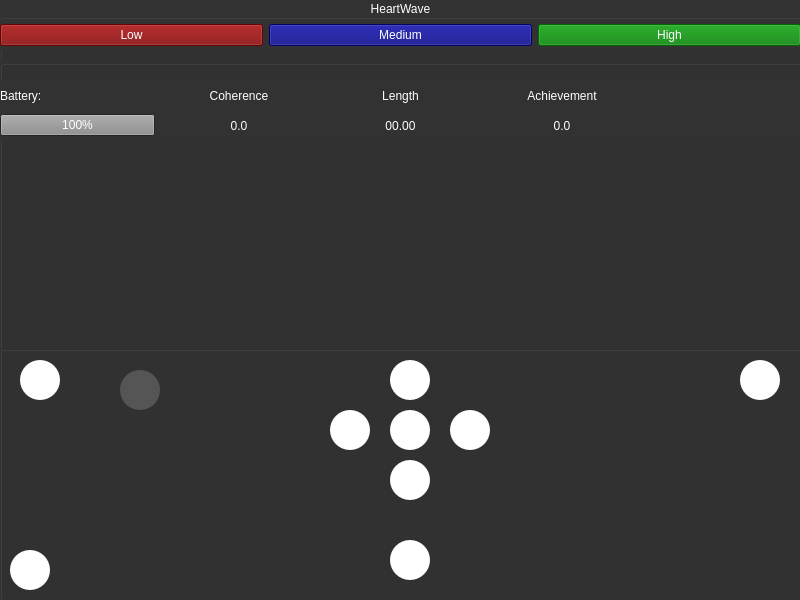
Above: HeartWave/mainwindow.ui from Kxushik/HeartWave before the change. Below: the same form after it.
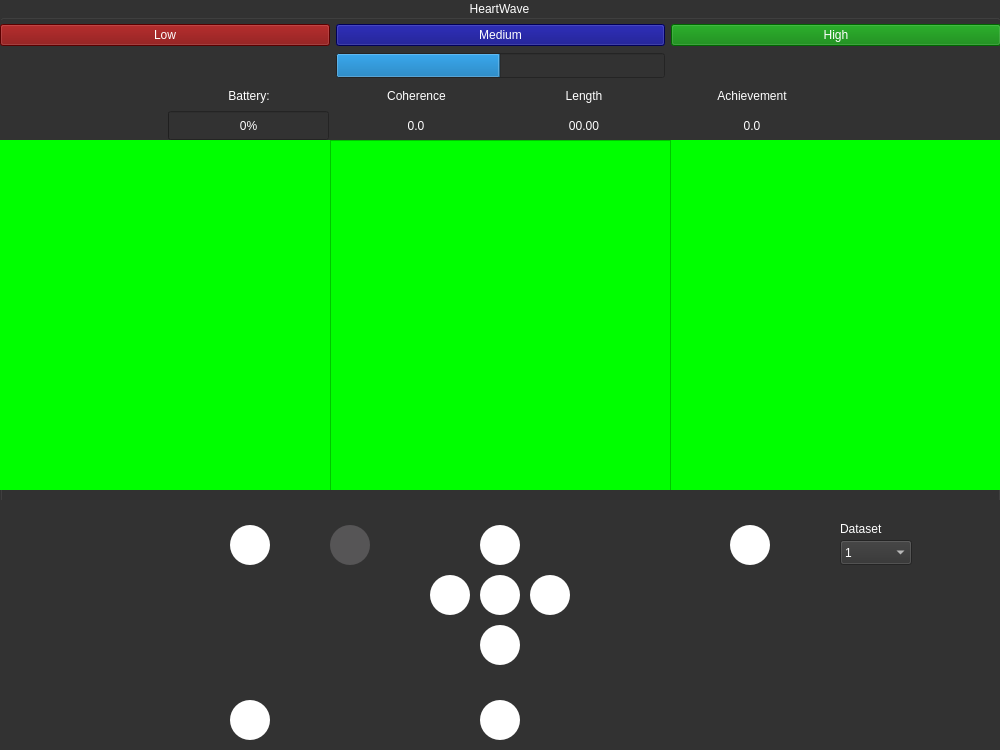
That is the form after the change. Icons and pictures are not drawn.

Commit message: Adrian Front End + Back End Connect into master

```diff
--- a/HeartWave/mainwindow.ui
+++ b/HeartWave/mainwindow.ui
@@ -6,24 +6,24 @@
    <rect>
     <x>0</x>
     <y>0</y>
-    <width>800</width>
-    <height>600</height>
+    <width>1000</width>
+    <height>750</height>
    </rect>
   </property>
   <property name="windowTitle">
    <string>MainWindow</string>
   </property>
   <widget class="QWidget" name="centralwidget">
-   <widget class="QGroupBox" name="groupBox">
+   <widget class="QGroupBox" name="widgetBackground">
     <property name="enabled">
-     <bool>false</bool>
+     <bool>true</bool>
     </property>
     <property name="geometry">
      <rect>
       <x>0</x>
       <y>0</y>
-      <width>801</width>
-      <height>601</height>
+      <width>1000</width>
+      <height>750</height>
      </rect>
     </property>
     <property name="palette">
@@ -262,86 +262,39 @@
     <property name="alignment">
      <set>Qt::AlignCenter</set>
     </property>
-    <widget class="QWidget" name="horizontalLayoutWidget">
+    <widget class="QWidget" name="widget2" native="true">
      <property name="geometry">
       <rect>
        <x>0</x>
-       <y>20</y>
-       <width>801</width>
-       <height>31</height>
+       <y>80</y>
+       <width>1001</width>
+       <height>61</height>
       </rect>
-     </property>
-     <layout class="QHBoxLayout" name="horizontalLayout">
-      <item>
-       <widget class="QPushButton" name="buttonCoherenceLow">
-        <property name="enabled">
-         <bool>false</bool>
-        </property>
-        <property name="styleSheet">
-         <string notr="true">background-color:rgb(125,0,0);
-color:rgb(255,255,255);</string>
-        </property>
-        <property name="text">
-         <string>Low</string>
-        </property>
-       </widget>
-      </item>
-      <item>
-       <widget class="QPushButton" name="buttonCoherenceMedium">
-        <property name="styleSheet">
-         <string notr="true">background-color:rgb(0,0,125);
-color:rgb(255,255,255);</string>
-        </property>
-        <property name="text">
-         <string>Medium</string>
-        </property>
-       </widget>
-      </item>
-      <item>
-       <widget class="QPushButton" name="buttonCoherenceHigh">
-        <property name="enabled">
-         <bool>false</bool>
-        </property>
-        <property name="styleSheet">
-         <string notr="true">background-color:rgb(0,125,0);
-color:rgb(255,255,255);</string>
-        </property>
-        <property name="text">
-         <string>High</string>
-        </property>
-       </widget>
-      </item>
-     </layout>
-    </widget>
-    <widget class="QGroupBox" name="groupBox_2">
-     <property name="geometry">
-      <rect>
-       <x>0</x>
-       <y>60</y>
-       <width>801</width>
-       <height>291</height>
-      </rect>
-     </property>
-     <property name="title">
-      <string/>
      </property>
      <widget class="QWidget" name="horizontalLayoutWidget_2">
       <property name="geometry">
        <rect>
         <x>0</x>
-        <y>20</y>
-        <width>801</width>
+        <y>0</y>
+        <width>1001</width>
         <height>31</height>
        </rect>
       </property>
-      <layout class="QHBoxLayout" name="horizontalLayout_2">
+      <layout class="QHBoxLayout" name="layoutLabels">
+       <item>
+        <widget class="QLabel" name="label_8">
+         <property name="text">
+          <string/>
+         </property>
+        </widget>
+       </item>
        <item>
         <widget class="QLabel" name="label">
          <property name="text">
           <string>Battery:</string>
          </property>
          <property name="alignment">
-          <set>Qt::AlignLeading|Qt::AlignLeft|Qt::AlignVCenter</set>
+          <set>Qt::AlignCenter</set>
          </property>
         </widget>
        </item>
@@ -391,22 +344,29 @@
       <property name="geometry">
        <rect>
         <x>0</x>
-        <y>50</y>
-        <width>801</width>
+        <y>30</y>
+        <width>1001</width>
         <height>31</height>
        </rect>
       </property>
-      <layout class="QHBoxLayout" name="horizontalLayout_3">
+      <layout class="QHBoxLayout" name="layoutValues">
        <item>
-        <widget class="QProgressBar" name="progressBarBattery">
+        <widget class="QLabel" name="label_9">
+         <property name="text">
+          <string/>
+         </property>
+        </widget>
+       </item>
+       <item>
+        <widget class="QProgressBar" name="progressBatteryLevel">
          <property name="maximumSize">
           <size>
-           <width>155</width>
-           <height>16777215</height>
+           <width>161</width>
+           <height>29</height>
           </size>
          </property>
          <property name="value">
-          <number>100</number>
+          <number>0</number>
          </property>
         </widget>
        </item>
@@ -450,107 +410,130 @@
       </layout>
      </widget>
     </widget>
-    <widget class="QPushButton" name="buttonRight">
+    <widget class="QWidget" name="widget1" native="true">
      <property name="geometry">
       <rect>
-       <x>450</x>
-       <y>410</y>
-       <width>40</width>
-       <height>40</height>
+       <x>0</x>
+       <y>20</y>
+       <width>1001</width>
+       <height>61</height>
       </rect>
      </property>
-     <property name="minimumSize">
-      <size>
-       <width>40</width>
-       <height>40</height>
-      </size>
+     <property name="styleSheet">
+      <string notr="true"/>
      </property>
-     <property name="maximumSize">
-      <size>
-       <width>40</width>
-       <height>40</height>
-      </size>
-     </property>
+     <widget class="QWidget" name="horizontalLayoutWidget">
+      <property name="geometry">
+       <rect>
+        <x>0</x>
+        <y>0</y>
+        <width>1001</width>
+        <height>31</height>
+       </rect>
+      </property>
+      <layout class="QHBoxLayout" name="layoutCoherence">
+       <item>
+        <widget class="QPushButton" name="buttonCoherenceLow">
+         <property name="enabled">
+          <bool>true</bool>
+         </property>
      <property name="styleSheet">
-      <string notr="true">QPushButton {
-image: url(:/buttons/buttonRight.svg);
-background-color: #ffffff;
-border-radius: 20px;
-}</string>
+          <string notr="true">background-color:rgb(125,0,0);
+color:rgb(255,255,255);
+</string>
      </property>
      <property name="text">
-      <string/>
-     </property>
-    </widget>
-    <widget class="QPushButton" name="buttonUp">
-     <property name="geometry">
-      <rect>
-       <x>390</x>
-       <y>360</y>
-       <width>40</width>
-       <height>40</height>
-      </rect>
-     </property>
-     <property name="minimumSize">
-      <size>
-       <width>40</width>
-       <height>40</height>
-      </size>
-     </property>
-     <property name="maximumSize">
-      <size>
-       <width>40</width>
-       <height>40</height>
-      </size>
+          <string>Low</string>
+         </property>
+        </widget>
+       </item>
+       <item>
+        <widget class="QPushButton" name="buttonCoherenceMedium">
+         <property name="styleSheet">
+          <string notr="true">background-color:rgb(0,0,125);
+color:rgb(255,255,255);</string>
+         </property>
+         <property name="text">
+          <string>Medium</string>
+         </property>
+        </widget>
+       </item>
+       <item>
+        <widget class="QPushButton" name="buttonCoherenceHigh">
+         <property name="enabled">
+          <bool>false</bool>
      </property>
      <property name="styleSheet">
-      <string notr="true">QPushButton {
-image: url(:/buttons/buttonUp.svg);
-background-color: #ffffff;
-border-radius: 20px;
-}</string>
+          <string notr="true">background-color:rgb(0,125,0);
+color:rgb(255,255,255);</string>
      </property>
      <property name="text">
-      <string/>
-     </property>
-    </widget>
-    <widget class="QPushButton" name="buttonLeft">
+          <string>High</string>
+         </property>
+        </widget>
+       </item>
+      </layout>
+     </widget>
+     <widget class="QWidget" name="horizontalLayoutWidget_4">
      <property name="geometry">
       <rect>
-       <x>330</x>
-       <y>410</y>
-       <width>40</width>
-       <height>40</height>
-      </rect>
-     </property>
-     <property name="minimumSize">
-      <size>
-       <width>40</width>
-       <height>40</height>
-      </size>
-     </property>
+        <x>0</x>
+        <y>30</y>
+        <width>1001</width>
+        <height>31</height>
+       </rect>
+      </property>
+      <layout class="QHBoxLayout" name="layoutBreath">
+       <item>
+        <widget class="QLabel" name="label_7">
+         <property name="text">
+          <string/>
+         </property>
+        </widget>
+       </item>
+       <item>
+        <widget class="QProgressBar" name="breathIndicator">
      <property name="maximumSize">
       <size>
-       <width>40</width>
-       <height>40</height>
-      </size>
-     </property>
-     <property name="styleSheet">
-      <string notr="true">QPushButton {
-image: url(:/buttons/buttonLeft.svg);
-background-color: #ffffff;
-border-radius: 20px;
-}</string>
-     </property>
+           <width>329</width>
+           <height>25</height>
+          </size>
+         </property>
+         <property name="value">
+          <number>50</number>
+         </property>
+         <property name="textVisible">
+          <bool>false</bool>
+         </property>
+        </widget>
+       </item>
+       <item>
+        <widget class="QLabel" name="label_6">
      <property name="text">
       <string/>
      </property>
     </widget>
+       </item>
+      </layout>
+     </widget>
+    </widget>
+    <widget class="QWidget" name="widget4" native="true">
+     <property name="geometry">
+      <rect>
+       <x>0</x>
+       <y>500</y>
+       <width>1000</width>
+       <height>250</height>
+      </rect>
+     </property>
+     <property name="styleSheet">
+      <string notr="true">background-color:rgb(50,50,50)</string>
+     </property>
     <widget class="QPushButton" name="buttonDown">
      <property name="geometry">
       <rect>
-       <x>390</x>
-       <y>460</y>
+        <x>480</x>
+        <y>125</y>
        <width>40</width>
        <height>40</height>
       </rect>
@@ -578,11 +561,43 @@
       <string/>
      </property>
     </widget>
+     <widget class="QPushButton" name="buttonLeft">
+      <property name="geometry">
+       <rect>
+        <x>430</x>
+        <y>75</y>
+        <width>40</width>
+        <height>40</height>
+       </rect>
+      </property>
+      <property name="minimumSize">
+       <size>
+        <width>40</width>
+        <height>40</height>
+       </size>
+      </property>
+      <property name="maximumSize">
+       <size>
+        <width>40</width>
+        <height>40</height>
+       </size>
+      </property>
+      <property name="styleSheet">
+       <string notr="true">QPushButton {
+image: url(:/buttons/buttonLeft.svg);
+background-color: #ffffff;
+border-radius: 20px;
+}</string>
+      </property>
+      <property name="text">
+       <string/>
+      </property>
+     </widget>
     <widget class="QPushButton" name="buttonOk">
      <property name="geometry">
       <rect>
-       <x>390</x>
-       <y>410</y>
+        <x>480</x>
+        <y>75</y>
        <width>40</width>
        <height>40</height>
       </rect>
@@ -613,8 +628,8 @@
     <widget class="QPushButton" name="buttonPower">
      <property name="geometry">
       <rect>
-       <x>390</x>
-       <y>540</y>
+        <x>480</x>
+        <y>200</y>
        <width>40</width>
        <height>40</height>
       </rect>
@@ -642,75 +657,11 @@
       <string/>
      </property>
     </widget>
-    <widget class="QPushButton" name="buttonBack">
-     <property name="geometry">
-      <rect>
-       <x>20</x>
-       <y>360</y>
-       <width>40</width>
-       <height>40</height>
-      </rect>
-     </property>
-     <property name="minimumSize">
-      <size>
-       <width>40</width>
-       <height>40</height>
-      </size>
-     </property>
-     <property name="maximumSize">
-      <size>
-       <width>40</width>
-       <height>40</height>
-      </size>
-     </property>
-     <property name="styleSheet">
-      <string notr="true">QPushButton {
-image: url(:/buttons/buttonBack.svg);
-background-color: #ffffff;
-border-radius: 20px;
-}</string>
-     </property>
-     <property name="text">
-      <string/>
-     </property>
-    </widget>
-    <widget class="QPushButton" name="buttonMenu">
-     <property name="geometry">
-      <rect>
-       <x>740</x>
-       <y>360</y>
-       <width>40</width>
-       <height>40</height>
-      </rect>
-     </property>
-     <property name="minimumSize">
-      <size>
-       <width>40</width>
-       <height>40</height>
-      </size>
-     </property>
-     <property name="maximumSize">
-      <size>
-       <width>40</width>
-       <height>40</height>
-      </size>
-     </property>
-     <property name="styleSheet">
-      <string notr="true">QPushButton {
-image: url(:/buttons/buttonMenu.svg);
-background-color: #ffffff;
-border-radius: 20px;
-}</string>
-     </property>
-     <property name="text">
-      <string/>
-     </property>
-    </widget>
     <widget class="QPushButton" name="buttonCharge">
      <property name="geometry">
       <rect>
-       <x>10</x>
-       <y>550</y>
+        <x>230</x>
+        <y>200</y>
        <width>40</width>
        <height>40</height>
       </rect>
@@ -738,11 +689,107 @@
       <string/>
      </property>
     </widget>
-    <widget class="QPushButton" name="buttonRight_2">
+     <widget class="QPushButton" name="buttonRight">
      <property name="geometry">
       <rect>
-       <x>120</x>
-       <y>370</y>
+        <x>530</x>
+        <y>75</y>
+        <width>40</width>
+        <height>40</height>
+       </rect>
+      </property>
+      <property name="minimumSize">
+       <size>
+        <width>40</width>
+        <height>40</height>
+       </size>
+      </property>
+      <property name="maximumSize">
+       <size>
+        <width>40</width>
+        <height>40</height>
+       </size>
+      </property>
+      <property name="styleSheet">
+       <string notr="true">QPushButton {
+image: url(:/buttons/buttonRight.svg);
+background-color: #ffffff;
+border-radius: 20px;
+}</string>
+      </property>
+      <property name="text">
+       <string/>
+      </property>
+     </widget>
+     <widget class="QPushButton" name="buttonMenu">
+      <property name="geometry">
+       <rect>
+        <x>730</x>
+        <y>25</y>
+        <width>40</width>
+        <height>40</height>
+       </rect>
+      </property>
+      <property name="minimumSize">
+       <size>
+        <width>40</width>
+        <height>40</height>
+       </size>
+      </property>
+      <property name="maximumSize">
+       <size>
+        <width>40</width>
+        <height>40</height>
+       </size>
+      </property>
+      <property name="styleSheet">
+       <string notr="true">QPushButton {
+image: url(:/buttons/buttonMenu.svg);
+background-color: #ffffff;
+border-radius: 20px;
+}</string>
+      </property>
+      <property name="text">
+       <string/>
+      </property>
+     </widget>
+     <widget class="QPushButton" name="buttonUp">
+      <property name="geometry">
+       <rect>
+        <x>480</x>
+        <y>25</y>
+        <width>40</width>
+        <height>40</height>
+       </rect>
+      </property>
+      <property name="minimumSize">
+       <size>
+        <width>40</width>
+        <height>40</height>
+       </size>
+      </property>
+      <property name="maximumSize">
+       <size>
+        <width>40</width>
+        <height>40</height>
+       </size>
+      </property>
+      <property name="styleSheet">
+       <string notr="true">QPushButton {
+image: url(:/buttons/buttonUp.svg);
+background-color: #ffffff;
+border-radius: 20px;
+}</string>
+      </property>
+      <property name="text">
+       <string/>
+      </property>
+     </widget>
+     <widget class="QPushButton" name="buttonHeart">
+      <property name="geometry">
+       <rect>
+        <x>330</x>
+        <y>25</y>
        <width>40</width>
        <height>40</height>
       </rect>
@@ -769,6 +816,116 @@
      <property name="text">
       <string/>
      </property>
+     </widget>
+     <widget class="QPushButton" name="buttonBack">
+      <property name="geometry">
+       <rect>
+        <x>230</x>
+        <y>25</y>
+        <width>40</width>
+        <height>40</height>
+       </rect>
+      </property>
+      <property name="minimumSize">
+       <size>
+        <width>40</width>
+        <height>40</height>
+       </size>
+      </property>
+      <property name="maximumSize">
+       <size>
+        <width>40</width>
+        <height>40</height>
+       </size>
+      </property>
+      <property name="styleSheet">
+       <string notr="true">QPushButton {
+image: url(:/buttons/buttonBack.svg);
+background-color: #ffffff;
+border-radius: 20px;
+}</string>
+      </property>
+      <property name="text">
+       <string/>
+      </property>
+     </widget>
+     <widget class="QComboBox" name="comboDataset">
+      <property name="geometry">
+       <rect>
+        <x>840</x>
+        <y>40</y>
+        <width>72</width>
+        <height>25</height>
+       </rect>
+      </property>
+      <item>
+       <property name="text">
+        <string>1</string>
+       </property>
+      </item>
+      <item>
+       <property name="text">
+        <string>2</string>
+       </property>
+      </item>
+      <item>
+       <property name="text">
+        <string>3</string>
+       </property>
+      </item>
+     </widget>
+     <widget class="QLabel" name="label_11">
+      <property name="geometry">
+       <rect>
+        <x>840</x>
+        <y>20</y>
+        <width>71</width>
+        <height>17</height>
+       </rect>
+      </property>
+      <property name="text">
+       <string>Dataset</string>
+      </property>
+     </widget>
+    </widget>
+    <widget class="QWidget" name="widget3" native="true">
+     <property name="geometry">
+      <rect>
+       <x>0</x>
+       <y>140</y>
+       <width>1000</width>
+       <height>350</height>
+      </rect>
+     </property>
+     <property name="styleSheet">
+      <string notr="true">background-color:rgb(255,255,255)</string>
+     </property>
+     <widget class="QWidget" name="widgetGraph" native="true">
+      <property name="enabled">
+       <bool>true</bool>
+      </property>
+      <property name="geometry">
+       <rect>
+        <x>0</x>
+        <y>0</y>
+        <width>1001</width>
+        <height>351</height>
+       </rect>
+      </property>
+      <property name="styleSheet">
+       <string notr="true">background-color:rgb(0,255,0)</string>
+      </property>
+      <widget class="QListWidget" name="listWidget">
+       <property name="geometry">
+        <rect>
+         <x>330</x>
+         <y>0</y>
+         <width>341</width>
+         <height>351</height>
+        </rect>
+       </property>
+      </widget>
+     </widget>
     </widget>
    </widget>
   </widget>
```
Lines whose indentation alone changed are shown as unchanged. The commit also changes 2 other files.
